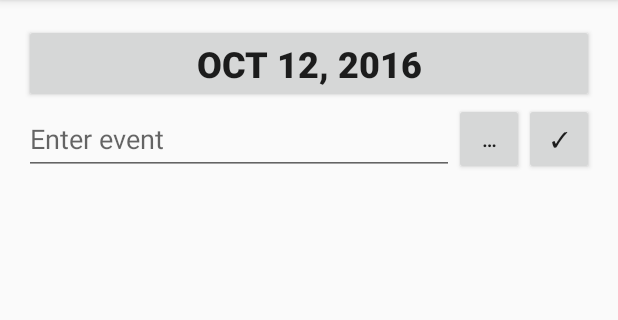
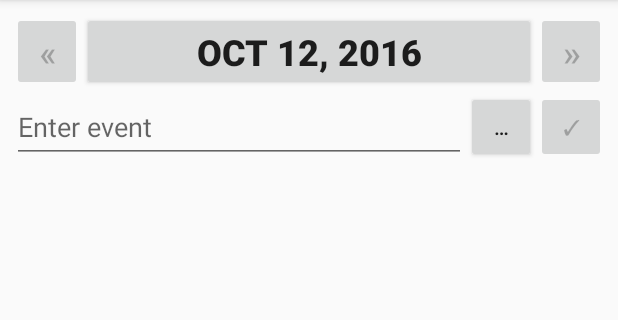
Before and after one commit to macu/day2day, an Android app: the screen it shows after launch (DayActivity before the commit, MainActivity after it), after a tap on an icon or button, on a phone screen of 412 x 824 dp, the part 84-404 px from its top. Run offline under Robolectric (Android 15) with nearby library versions, the phone set to English and light mode, and no system bars; our stand-ins replace Timber.

Commit message:
Add previous- and next-day buttons

```diff
--- a/app/src/main/AndroidManifest.xml
+++ b/app/src/main/AndroidManifest.xml
@@ -7,9 +7,9 @@
         android:icon="@mipmap/ic_launcher"
         android:label="@string/app_name"
         android:supportsRtl="true"
-        android:name=".D2dApplication"
+        android:name=".Application"
         android:theme="@style/AppTheme">
-        <activity android:name=".DayActivity">
+        <activity android:name=".MainActivity">
             <intent-filter>
                 <action android:name="android.intent.action.MAIN"/>
 
--- a/app/src/main/java/ca/mattcudmore/day2day/D2dApplication.java
+++ b/app/src/main/java/ca/mattcudmore/day2day/Application.java
@@ -1,6 +1,4 @@
 package ca.mattcudmore.day2day;
-
-import android.app.Application;
 
 import timber.log.Timber;
 
@@ -8,7 +6,7 @@ import timber.log.Timber;
  * Created by macu on 2016-10-08.
  */
 
-public class D2dApplication extends Application {
+public class Application extends android.app.Application {
 
 	@Override
 	public void onCreate() {
--- a/app/src/main/java/ca/mattcudmore/day2day/D2dDatabase.java
+++ /dev/null
@@ -1,167 +0,0 @@
-package ca.mattcudmore.day2day;
-
-import android.content.ContentValues;
-import android.content.Context;
-import android.database.Cursor;
-import android.database.sqlite.SQLiteDatabase;
-import android.database.sqlite.SQLiteOpenHelper;
-import android.provider.BaseColumns;
-import android.support.annotation.NonNull;
-import android.support.annotation.Nullable;
-
-import java.io.Serializable;
-import java.text.ParseException;
-import java.text.SimpleDateFormat;
-import java.util.ArrayList;
-import java.util.Date;
-import java.util.List;
-
-import timber.log.Timber;
-
-/**
- * Created by macu on 2016-10-08.
- */
-public class D2dDatabase extends SQLiteOpenHelper {
-
-	private static final String DB_NAME = "d2d.db";
-	private static final int DB_VERSION = 1;
-
-	private static final SimpleDateFormat dateFormat = new SimpleDateFormat("yyyy-MM-dd");
-
-	static class EventEntry implements BaseColumns, Serializable {
-		static final String TABLE_NAME = "event";
-		static final String COL_NAME_Title = "title";
-		static final String COL_NAME_Comment = "comment";
-		static final String COL_NAME_StartDay = "start_day"; // yyyy-mm-dd
-		static final String COL_NAME_EndDay = "end_day"; // yyyy-mm-dd
-
-		static final String STMT_CreateTable
-				= "CREATE TABLE " + TABLE_NAME + "("
-				+ _ID + " INTEGER PRIMARY KEY,"
-				+ COL_NAME_Title + " TEXT NOT NULL,"
-				+ COL_NAME_Comment + " TEXT,"
-				+ COL_NAME_StartDay + " TEXT DEFAULT CURRENT_DATE,"
-				+ COL_NAME_EndDay + " TEXT DEFAULT CURRENT_DATE"
-				+ ")";
-
-		static final String[] PROJECTION_AllColumns = {
-				_ID,
-				COL_NAME_Title,
-				COL_NAME_Comment,
-				COL_NAME_StartDay,
-				COL_NAME_EndDay
-		};
-
-		long _id;
-		String title, comment;
-		Date startDay, endDay;
-
-		private EventEntry(Cursor c) {
-			_id = c.getLong(c.getColumnIndexOrThrow(_ID));
-			title = c.getString(c.getColumnIndexOrThrow(COL_NAME_Title));
-			comment = c.getString(c.getColumnIndexOrThrow(COL_NAME_Comment));
-			try {
-				startDay = dateFormat.parse(c.getString(c.getColumnIndexOrThrow(COL_NAME_StartDay)));
-				endDay = dateFormat.parse(c.getString(c.getColumnIndexOrThrow(COL_NAME_EndDay)));
-			} catch (ParseException e) {
-				Timber.e(e);
-			}
-		}
-
-		private EventEntry(@NonNull SQLiteDatabase db, @NonNull Date date, @NonNull String title, @Nullable String comment) {
-			this.title = title;
-			this.comment = comment;
-			this.startDay = date;
-			this.endDay = date;
-			this._id = db.insert(TABLE_NAME, null, getValues());
-		}
-
-		private ContentValues getValues() {
-			ContentValues values = new ContentValues();
-			values.put(EventEntry.COL_NAME_Title, title);
-			values.put(EventEntry.COL_NAME_Comment, comment);
-			values.put(EventEntry.COL_NAME_StartDay, dateFormat.format(startDay));
-			values.put(EventEntry.COL_NAME_EndDay, dateFormat.format(endDay));
-			return values;
-		}
-
-		private void save(SQLiteDatabase db) {
-			db.update(TABLE_NAME, getValues(), _ID + "=?", new String[]{Long.toString(_id)});
-		}
-	}
-
-	public D2dDatabase(Context context) {
-		super(context, DB_NAME, null, DB_VERSION);
-	}
-
-	@Override
-	public void onCreate(SQLiteDatabase db) {
-		db.execSQL(EventEntry.STMT_CreateTable);
-	}
-
-	@Override
-	public void onUpgrade(SQLiteDatabase sqLiteDatabase, int i, int i1) {
-	}
-
-	public Date getMinDate() {
-		SQLiteDatabase db = getReadableDatabase();
-		Cursor c = db.query(
-				EventEntry.TABLE_NAME,
-				new String[]{EventEntry.COL_NAME_StartDay},
-				null,
-				null,
-				null,
-				null,
-				EventEntry.COL_NAME_StartDay
-		);
-		c.moveToFirst();
-		if (!c.isAfterLast()) {
-			try {
-				return dateFormat.parse(c.getString(c.getColumnIndexOrThrow(EventEntry.COL_NAME_StartDay)));
-			} catch (ParseException e) {
-				Timber.e(e);
-			} finally {
-				c.close();
-			}
-		}
-		c.close();
-		// else return current date
-		return new Date();
-	}
-
-	@NonNull
-	public EventEntry addEvent(@NonNull Date date, @NonNull String title, @Nullable String comment) {
-		return new EventEntry(getWritableDatabase(), date, title, comment);
-	}
-
-	@NonNull
-	public List<EventEntry> getEntries(@NonNull Date date) {
-		SQLiteDatabase db = getReadableDatabase();
-
-		String dateString = dateFormat.format(date);
-
-		Cursor c = db.query(
-				EventEntry.TABLE_NAME,
-				EventEntry.PROJECTION_AllColumns,
-				EventEntry.COL_NAME_StartDay + "<=? AND " + EventEntry.COL_NAME_EndDay + ">=?",
-				new String[]{dateString, dateString},
-				null,
-				null,
-				EventEntry._ID + " DESC"
-		);
-
-		List<EventEntry> entries = new ArrayList<>();
-		c.moveToFirst();
-		while (!c.isAfterLast()) {
-			entries.add(new EventEntry(c));
-			c.moveToNext();
-		}
-
-		return entries;
-	}
-
-	public void save(@NonNull EventEntry event) {
-		event.save(this.getWritableDatabase());
-	}
-
-}
--- a/app/src/main/java/ca/mattcudmore/day2day/DayEventsAdapter.java
+++ b/app/src/main/java/ca/mattcudmore/day2day/DayEventsAdapter.java
@@ -10,6 +10,8 @@ import android.widget.TextView;
 import java.util.Collections;
 import java.util.List;
 
+import ca.mattcudmore.day2day.db.D2dEvent;
+
 /**
  * Created by macu on 2016-10-08.
  */
@@ -17,7 +19,7 @@ public class DayEventsAdapter extends BaseAdapter {
 	private final Context context;
 	private LayoutInflater inflater;
 
-	private List<D2dDatabase.EventEntry> events;
+	private List<D2dEvent> events;
 
 	public DayEventsAdapter(Context context) {
 		this.context = context;
@@ -25,17 +27,17 @@ public class DayEventsAdapter extends BaseAdapter {
 		this.events = Collections.emptyList();
 	}
 
-	public void showEvents(List<D2dDatabase.EventEntry> events) {
+	public void showEvents(List<D2dEvent> events) {
 		this.events = events;
 		notifyDataSetChanged();
 	}
 
-	public void prependEvent(D2dDatabase.EventEntry event) {
+	public void prependEvent(D2dEvent event) {
 		this.events.add(0, event);
 		notifyDataSetChanged();
 	}
 
-	public void updateEvent(D2dDatabase.EventEntry event) {
+	public void updateEvent(D2dEvent event) {
 		for (int i = 0; i < events.size(); i++) {
 			if (events.get(i)._id == event._id) {
 				events.set(i, event);
@@ -51,7 +53,7 @@ public class DayEventsAdapter extends BaseAdapter {
 	}
 
 	@Override
-	public D2dDatabase.EventEntry getItem(int i) {
+	public D2dEvent getItem(int i) {
 		return events.get(i);
 	}
 
@@ -63,10 +65,10 @@ public class DayEventsAdapter extends BaseAdapter {
 	@Override
 	public View getView(int i, View view, ViewGroup viewGroup) {
 		if (view == null) {
-			view = inflater.inflate(R.layout.event_preview, null);
+			view = inflater.inflate(R.layout.cell_event, null);
 		}
 
-		D2dDatabase.EventEntry event = events.get(i);
+		D2dEvent event = events.get(i);
 
 		TextView textView_eventTitle = ((TextView) view.findViewById(R.id.textView_eventTitle));
 		TextView textView_eventComment = ((TextView) view.findViewById(R.id.textView_eventComment));
--- a/app/src/main/java/ca/mattcudmore/day2day/DayActivity.java
+++ b/app/src/main/java/ca/mattcudmore/day2day/MainActivity.java
@@ -2,6 +2,7 @@ package ca.mattcudmore.day2day;
 
 import android.app.DatePickerDialog;
 import android.os.Bundle;
+import android.support.annotation.NonNull;
 import android.support.v7.app.AppCompatActivity;
 import android.text.Editable;
 import android.text.TextWatcher;
@@ -11,22 +12,24 @@ import android.widget.Button;
 import android.widget.DatePicker;
 import android.widget.EditText;
 import android.widget.ListView;
-import android.widget.Toast;
 
 import java.text.SimpleDateFormat;
 import java.util.Calendar;
 import java.util.Date;
 
-import timber.log.Timber;
+import ca.mattcudmore.day2day.db.D2dDatabase;
+import ca.mattcudmore.day2day.db.D2dEvent;
 
-public class DayActivity extends AppCompatActivity implements
+public class MainActivity extends AppCompatActivity implements
 		DatePickerDialog.OnDateSetListener,
-		EventEntryDialog.OnDismissListener {
+		EventEditDialog.OnDismissListener {
 
-	private Button button_currentDate;
+	private Button button_currentDate, button_prevDay, button_nextDay;
 	private EditText editText_newEntry;
 	private Button button_editNewEntry, button_addNewEntry;
 	private ListView listView_events;
+
+	private D2dDatabase db;
 
 	private DayEventsAdapter dayEventsAdapter;
 
@@ -35,7 +38,7 @@ public class DayActivity extends AppCompatActivity implements
 	@Override
 	protected void onCreate(Bundle savedInstanceState) {
 		super.onCreate(savedInstanceState);
-		setContentView(R.layout.activity_day);
+		setContentView(R.layout.activity_main);
 
 		if (savedInstanceState != null) {
 			currentDate = (Date) savedInstanceState.getSerializable("currentDate");
@@ -45,6 +48,8 @@ public class DayActivity extends AppCompatActivity implements
 		}
 
 		button_currentDate = (Button) findViewById(R.id.button_currentDate);
+		button_prevDay = (Button) findViewById(R.id.button_prevDay);
+		button_nextDay = (Button) findViewById(R.id.button_nextDay);
 		editText_newEntry = (EditText) findViewById(R.id.editText_newEvent);
 		button_editNewEntry = (Button) findViewById(R.id.button_editNewEvent);
 		button_addNewEntry = (Button) findViewById(R.id.button_addNewEvent);
@@ -59,15 +64,41 @@ public class DayActivity extends AppCompatActivity implements
 				int month = cal.get(Calendar.MONTH);
 				int day = cal.get(Calendar.DAY_OF_MONTH);
 
-				DatePickerDialog dialog = new DatePickerDialog(DayActivity.this, DayActivity.this, year, month, day);
+				DatePickerDialog dialog = new DatePickerDialog(MainActivity.this, MainActivity.this, year, month, day);
 
 				DatePicker datePicker = dialog.getDatePicker();
-				D2dDatabase db = new D2dDatabase(DayActivity.this);
 				datePicker.setMinDate(db.getMinDate().getTime());
-				db.close();
 				datePicker.setMaxDate(System.currentTimeMillis());
 
 				dialog.show();
+			}
+		});
+
+		button_currentDate.setOnLongClickListener(new View.OnLongClickListener() {
+			@Override
+			public boolean onLongClick(View view) {
+				showDate(new Date()); // show today
+				return true;
+			}
+		});
+
+		button_prevDay.setOnClickListener(new View.OnClickListener() {
+			@Override
+			public void onClick(View v) {
+				Calendar cal = Calendar.getInstance();
+				cal.setTime(currentDate);
+				cal.add(Calendar.DATE, -1);
+				showDate(cal.getTime());
+			}
+		});
+
+		button_nextDay.setOnClickListener(new View.OnClickListener() {
+			@Override
+			public void onClick(View v) {
+				Calendar cal = Calendar.getInstance();
+				cal.setTime(currentDate);
+				cal.add(Calendar.DATE, 1);
+				showDate(cal.getTime());
 			}
 		});
 
@@ -92,7 +123,7 @@ public class DayActivity extends AppCompatActivity implements
 		button_editNewEntry.setOnClickListener(new View.OnClickListener() {
 			@Override
 			public void onClick(View view) {
-				EventEntryDialog.newInstance(editText_newEntry.getText().toString(), currentDate)
+				EventEditDialog.newInstance(editText_newEntry.getText().toString(), currentDate)
 						.show(getSupportFragmentManager(), "createEvent");
 			}
 		});
@@ -101,16 +132,7 @@ public class DayActivity extends AppCompatActivity implements
 			@Override
 			public void onClick(View view) {
 				String title = editText_newEntry.getText().toString();
-
-				if (title.trim().isEmpty()) {
-					Toast.makeText(DayActivity.this, "Title was empty. No event added.", Toast.LENGTH_SHORT).show();
-					return;
-				}
-
-				D2dDatabase db = new D2dDatabase(DayActivity.this);
-				D2dDatabase.EventEntry event = db.addEvent(currentDate, title, null);
-				db.close();
-
+				D2dEvent event = db.addEvent(currentDate, title, null);
 				finishCreateEvent(event);
 			}
 		});
@@ -121,7 +143,7 @@ public class DayActivity extends AppCompatActivity implements
 		listView_events.setOnItemLongClickListener(new AdapterView.OnItemLongClickListener() {
 			@Override
 			public boolean onItemLongClick(AdapterView<?> adapterView, View view, int i, long id) {
-				EventEntryDialog.newInstance(dayEventsAdapter.getItem(i))
+				EventEditDialog.newInstance(dayEventsAdapter.getItem(i))
 						.show(getSupportFragmentManager(), "editEvent");
 				return true;
 			}
@@ -129,18 +151,25 @@ public class DayActivity extends AppCompatActivity implements
 	}
 
 	@Override
+	protected void onStart() {
+		super.onStart();
+
+		db = new D2dDatabase(this);
+	}
+
+	@Override
+	protected void onStop() {
+		super.onStop();
+
+		db.close();
+		db = null;
+	}
+
+	@Override
 	protected void onResume() {
 		super.onResume();
 
-		loadCurrentDayEvents();
-	}
-
-	private void loadCurrentDayEvents() {
-		button_currentDate.setText(SimpleDateFormat.getDateInstance().format(currentDate));
-
-		D2dDatabase db = new D2dDatabase(this);
-		dayEventsAdapter.showEvents(db.getEntries(currentDate));
-		db.close();
+		showDate(currentDate);
 	}
 
 	@Override
@@ -150,26 +179,52 @@ public class DayActivity extends AppCompatActivity implements
 		super.onSaveInstanceState(outState);
 	}
 
+	private void showDate(@NonNull Date date) {
+		currentDate = date;
+
+		button_currentDate.setText(SimpleDateFormat.getDateInstance().format(currentDate));
+
+		dayEventsAdapter.showEvents(db.getEntries(currentDate));
+
+		button_prevDay.setEnabled(isDateBefore(db.getMinDate(), currentDate));
+		button_nextDay.setEnabled(isDateBefore(currentDate, new Date()));
+	}
+
+	private boolean isDateBefore(Date d1, Date d2) {
+		Calendar cal1 = Calendar.getInstance();
+		cal1.setTime(d1);
+		cal1.set(Calendar.HOUR, 0);
+		cal1.set(Calendar.MINUTE, 0);
+		cal1.set(Calendar.SECOND, 0);
+		cal1.set(Calendar.MILLISECOND, 0);
+
+		Calendar cal2 = Calendar.getInstance();
+		cal2.setTime(d2);
+		cal2.set(Calendar.HOUR, 0);
+		cal2.set(Calendar.MINUTE, 0);
+		cal2.set(Calendar.SECOND, 0);
+		cal2.set(Calendar.MILLISECOND, 0);
+
+		return cal1.before(cal2);
+	}
+
 	@Override
 	public void onDateSet(DatePicker datePicker, int year, int month, int day) {
 		Calendar cal = Calendar.getInstance();
-		cal.set(Calendar.YEAR, year);
-		cal.set(Calendar.MONTH, month);
-		cal.set(Calendar.DAY_OF_MONTH, day);
-		currentDate = cal.getTime();
-		loadCurrentDayEvents();
+		cal.set(year, month, day, 0, 0, 0);
+		showDate(cal.getTime());
 	}
 
-	/* implements EventEntryDialog.OnDismissListener ********************************** */
+	/* implements EventEditDialog.OnDismissListener ********************************** */
 
 	@Override
-	public void finishCreateEvent(D2dDatabase.EventEntry event) {
+	public void finishCreateEvent(D2dEvent event) {
 		dayEventsAdapter.prependEvent(event);
 		editText_newEntry.setText("");
 	}
 
 	@Override
-	public void finishEditEvent(D2dDatabase.EventEntry event) {
+	public void finishEditEvent(D2dEvent event) {
 		dayEventsAdapter.updateEvent(event);
 	}
 
--- /dev/null
+++ b/app/src/main/java/ca/mattcudmore/day2day/db/D2dDatabase.java
@@ -0,0 +1,102 @@
+package ca.mattcudmore.day2day.db;
+
+import android.content.Context;
+import android.database.Cursor;
+import android.database.sqlite.SQLiteDatabase;
+import android.database.sqlite.SQLiteOpenHelper;
+import android.support.annotation.NonNull;
+import android.support.annotation.Nullable;
+
+import java.text.ParseException;
+import java.text.SimpleDateFormat;
+import java.util.ArrayList;
+import java.util.Date;
+import java.util.List;
+
+import timber.log.Timber;
+
+/**
+ * Created by macu on 2016-10-08.
+ */
+public class D2dDatabase extends SQLiteOpenHelper {
+
+	private static final String DB_NAME = "d2d.db";
+	private static final int DB_VERSION = 1;
+
+	static final SimpleDateFormat dateFormat = new SimpleDateFormat("yyyy-MM-dd");
+
+	public D2dDatabase(Context context) {
+		super(context, DB_NAME, null, DB_VERSION);
+	}
+
+	@Override
+	public void onCreate(SQLiteDatabase db) {
+		db.execSQL(D2dEvent.STMT_CreateTable);
+	}
+
+	@Override
+	public void onUpgrade(SQLiteDatabase sqLiteDatabase, int i, int i1) {
+	}
+
+	public Date getMinDate() {
+		SQLiteDatabase db = getReadableDatabase();
+		Cursor c = db.query(
+				D2dEvent.TABLE_NAME,
+				new String[]{D2dEvent.COL_NAME_StartDay},
+				null,
+				null,
+				null,
+				null,
+				D2dEvent.COL_NAME_StartDay
+		);
+		c.moveToFirst();
+		if (!c.isAfterLast()) {
+			try {
+				return dateFormat.parse(c.getString(c.getColumnIndexOrThrow(D2dEvent.COL_NAME_StartDay)));
+			} catch (ParseException e) {
+				Timber.e(e);
+			} finally {
+				c.close();
+			}
+		}
+		c.close();
+		// else return current date
+		return new Date();
+	}
+
+	@NonNull
+	public D2dEvent addEvent(@NonNull Date date, @NonNull String title, @Nullable String comment) {
+		return new D2dEvent(getWritableDatabase(), date, title, comment);
+	}
+
+	@NonNull
+	public List<D2dEvent> getEntries(@NonNull Date date) {
+		SQLiteDatabase db = getReadableDatabase();
+
+		String dateString = dateFormat.format(date);
+
+		Cursor c = db.query(
+				D2dEvent.TABLE_NAME,
+				D2dEvent.PROJECTION_AllColumns,
+				D2dEvent.COL_NAME_StartDay + "<=? AND " + D2dEvent.COL_NAME_EndDay + ">=?",
+				new String[]{dateString, dateString},
+				null,
+				null,
+				D2dEvent._ID + " DESC"
+		);
+
+		List<D2dEvent> entries = new ArrayList<>();
+		c.moveToFirst();
+		while (!c.isAfterLast()) {
+			entries.add(new D2dEvent(c));
+			c.moveToNext();
+		}
+
+		return entries;
+	}
+
+	public void save(@NonNull D2dEvent event) {
+		event.save(this.getWritableDatabase());
+	}
+
+}
--- /dev/null
+++ b/app/src/main/java/ca/mattcudmore/day2day/db/D2dEvent.java
@@ -0,0 +1,90 @@
+package ca.mattcudmore.day2day.db;
+
+import android.content.ContentValues;
+import android.database.Cursor;
+import android.database.sqlite.SQLiteDatabase;
+import android.provider.BaseColumns;
+import android.support.annotation.NonNull;
+import android.support.annotation.Nullable;
+
+import java.io.Serializable;
+import java.text.ParseException;
+import java.text.SimpleDateFormat;
+import java.util.Date;
+
+import timber.log.Timber;
+
+/**
+ * Created by macu on 2016-10-11.
+ */
+public class D2dEvent implements BaseColumns, Serializable {
+
+	private static final SimpleDateFormat dateFormat = new SimpleDateFormat("yyyy-MM-dd");
+
+	static final String TABLE_NAME = "event";
+	static final String COL_NAME_Title = "title";
+	static final String COL_NAME_Comment = "comment";
+	static final String COL_NAME_StartDay = "start_day"; // yyyy-mm-dd
+	static final String COL_NAME_EndDay = "end_day"; // yyyy-mm-dd
+
+	static final String STMT_CreateTable
+			= "CREATE TABLE " + TABLE_NAME + "("
+			+ _ID + " INTEGER PRIMARY KEY,"
+			+ COL_NAME_Title + " TEXT NOT NULL,"
+			+ COL_NAME_Comment + " TEXT,"
+			+ COL_NAME_StartDay + " TEXT DEFAULT CURRENT_DATE,"
+			+ COL_NAME_EndDay + " TEXT DEFAULT CURRENT_DATE"
+			+ ")";
+
+	static final String[] PROJECTION_AllColumns = {
+			_ID,
+			COL_NAME_Title,
+			COL_NAME_Comment,
+			COL_NAME_StartDay,
+			COL_NAME_EndDay
+	};
+
+	public final long _id;
+	public String title, comment;
+	public Date startDay, endDay;
+
+	/**
+	 * Constructs a new D2dEvent by reading the current row from the given cursor.
+	 */
+	D2dEvent(Cursor c) {
+		_id = c.getLong(c.getColumnIndexOrThrow(_ID));
+		title = c.getString(c.getColumnIndexOrThrow(COL_NAME_Title));
+		comment = c.getString(c.getColumnIndexOrThrow(COL_NAME_Comment));
+		try {
+			startDay = D2dDatabase.dateFormat.parse(c.getString(c.getColumnIndexOrThrow(COL_NAME_StartDay)));
+			endDay = D2dDatabase.dateFormat.parse(c.getString(c.getColumnIndexOrThrow(COL_NAME_EndDay)));
+		} catch (ParseException e) {
+			Timber.e(e);
+		}
+	}
+
+	/**
+	 * Constructs a new D2dEvent and inserts it in the given database.
+	 */
+	D2dEvent(@NonNull SQLiteDatabase db, @NonNull Date date, @NonNull String title, @Nullable String comment) {
+		this.title = title;
+		this.comment = comment;
+		this.startDay = date;
+		this.endDay = date;
+		this._id = db.insert(TABLE_NAME, null, getValues());
+	}
+
+	private ContentValues getValues() {
+		ContentValues values = new ContentValues();
+		values.put(D2dEvent.COL_NAME_Title, title);
+		values.put(D2dEvent.COL_NAME_Comment, comment);
+		values.put(D2dEvent.COL_NAME_StartDay, D2dDatabase.dateFormat.format(startDay));
+		values.put(D2dEvent.COL_NAME_EndDay, D2dDatabase.dateFormat.format(endDay));
+		return values;
+	}
+
+	void save(SQLiteDatabase db) {
+		db.update(TABLE_NAME, getValues(), _ID + "=?", new String[]{Long.toString(_id)});
+	}
+
+}
--- a/app/src/main/res/layout/activity_day.xml
+++ b/app/src/main/res/layout/activity_main.xml
@@ -1,16 +1,16 @@
 <?xml version="1.0" encoding="utf-8"?>
 <LinearLayout
-    android:id="@+id/activity_day"
+    android:id="@+id/activity_main"
     xmlns:android="http://schemas.android.com/apk/res/android"
     xmlns:tools="http://schemas.android.com/tools"
     android:layout_width="match_parent"
     android:layout_height="match_parent"
     android:orientation="vertical"
-    android:paddingBottom="@dimen/activity_vertical_margin"
-    android:paddingLeft="@dimen/activity_horizontal_margin"
-    android:paddingRight="@dimen/activity_horizontal_margin"
-    android:paddingTop="@dimen/activity_vertical_margin"
-    tools:context="ca.mattcudmore.day2day.DayActivity">
+    android:paddingBottom="@dimen/activity_main_margin"
+    android:paddingLeft="@dimen/activity_main_margin"
+    android:paddingRight="@dimen/activity_main_margin"
+    android:paddingTop="@dimen/activity_main_margin"
+    tools:context="ca.mattcudmore.day2day.MainActivity">
 
     <LinearLayout
         android:layout_width="match_parent"
@@ -23,16 +23,36 @@
         <requestFocus/>
 
         <Button
+            android:id="@+id/button_prevDay"
+            android:layout_width="140sp"
+            android:layout_height="match_parent"
+            android:layout_weight="1"
+            android:contentDescription="@string/button_prevDay_help"
+            android:text="@string/button_prevDay_text"
+            android:textSize="24sp"/>
+
+        <Button
             android:id="@+id/button_currentDate"
             android:layout_width="match_parent"
             android:layout_height="wrap_content"
-            android:text="Oct 8, 2016"
+            android:layout_weight="1"
+            android:text="(Date will be shown)"
             android:textAlignment="center"
             android:textSize="24sp"
             android:textStyle="normal|bold"/>
+
+        <Button
+            android:id="@+id/button_nextDay"
+            android:layout_width="140sp"
+            android:layout_height="match_parent"
+            android:layout_weight="1"
+            android:contentDescription="@string/button_nextDay_help"
+            android:text="@string/button_nextDay_text"
+            android:textSize="24sp"/>
     </LinearLayout>
 
     <LinearLayout
+        android:id="@+id/layout_newEvent"
         android:layout_width="match_parent"
         android:layout_height="wrap_content"
         android:orientation="horizontal">
@@ -46,7 +66,7 @@
             android:hint="@string/editText_newEvent_hint"
             android:imeOptions="actionDone"
             android:inputType="text|textCapSentences|textShortMessage"
-            android:singleLine="true"
+            android:maxLines="1"
             android:textAlignment="textStart"/>
 
         <Button
@@ -54,6 +74,7 @@
             android:layout_width="140sp"
             android:layout_height="wrap_content"
             android:layout_weight="1"
+            android:contentDescription="@string/button_editNewEvent_help"
             android:text="@string/button_editNewEvent_text"/>
 
         <Button
@@ -61,6 +82,7 @@
             android:layout_width="140sp"
             android:layout_height="wrap_content"
             android:layout_weight="1"
+            android:contentDescription="@string/button_addNewEvent_help"
             android:text="@string/button_addNewEvent_text"/>
     </LinearLayout>
 
--- a/app/src/main/res/values/dimens.xml
+++ b/app/src/main/res/values/dimens.xml
@@ -2,4 +2,5 @@
     <!-- Default screen margins, per the Android Design guidelines. -->
     <dimen name="activity_horizontal_margin">16dp</dimen>
     <dimen name="activity_vertical_margin">16dp</dimen>
+    <dimen name="activity_main_margin">8dp</dimen>
 </resources>
--- a/app/src/main/res/values/strings.xml
+++ b/app/src/main/res/values/strings.xml
@@ -10,5 +10,11 @@
     <string name="dialog_addEvent_done">Add</string>
     <string name="dialog_editEvent_done">Save</string>
     <string name="dialog_cancel">Cancel</string>
+    <string name="button_prevDay_text">«</string>
+    <string name="button_prevDay_help">Go to previous day</string>
+    <string name="button_nextDay_text">»</string>
+    <string name="button_nextDay_help">Go to next day</string>
+    <string name="button_editNewEvent_help">Edit new event</string>
+    <string name="button_addNewEvent_help">Add new event</string>
 
 </resources>
--- a/build.gradle
+++ b/build.gradle
@@ -5,7 +5,7 @@ buildscript {
         jcenter()
     }
     dependencies {
-        classpath 'com.android.tools.build:gradle:2.2.0'
+        classpath 'com.android.tools.build:gradle:2.2.1'
 
         // NOTE: Do not place your application dependencies here; they belong
         // in the individual module build.gradle files
```
Also changed, not shown: app/src/main/java/ca/mattcudmore/day2day/EventEditDialog.java (renamed from app/src/main/java/ca/mattcudmore/day2day/EventEntryDialog.java, +13 -10 lines), app/src/main/res/layout/cell_event.xml (renamed from app/src/main/res/layout/event_preview.xml), app/src/main/res/layout/dialog_event_edit.xml (renamed from app/src/main/res/layout/event_edit.xml).
